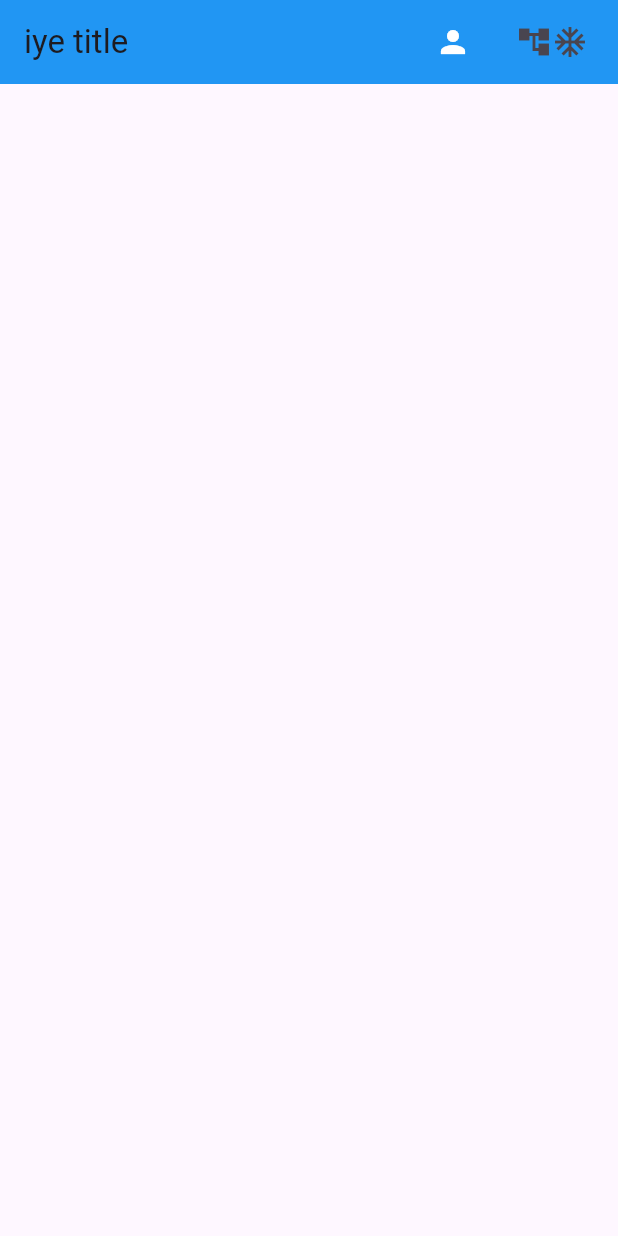
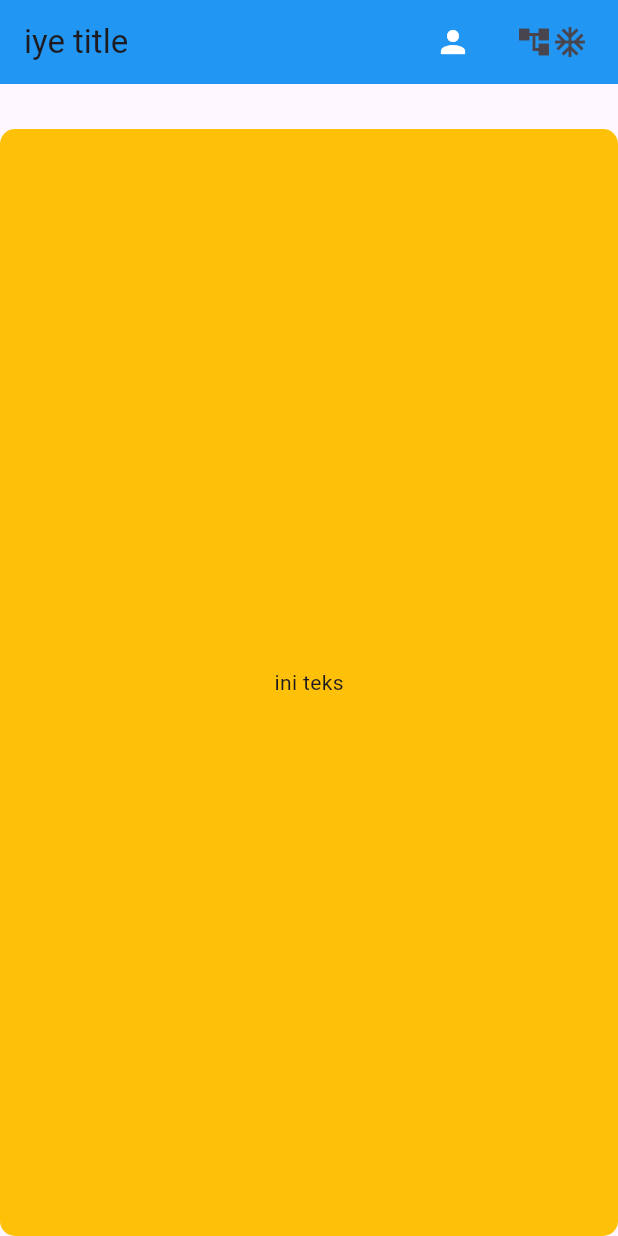
Before and after one commit to Frientia/tugas_week_5_1123150114, a Flutter app: the screen it shows after launch, on a phone screen of 412 x 824 dp. Run offline on Flutter 3.47's test engine with Material 3 defaults, Android fonts, the light colour scheme and no system bars.

Commit message:
bikin Container

```diff
--- a/lib/main.dart
+++ b/lib/main.dart
@@ -35,6 +35,19 @@ class MyHome extends StatelessWidget {
           SizedBox(width: 20,),
         ],
       ),
-    );
+      body: Container(
+
+        alignment: Alignment.center,
+
+        margin: EdgeInsets.only(top: 30),
+
+        decoration: BoxDecoration(
+          color: Colors.amber,
+          borderRadius: BorderRadius.circular(10.0)
+          ),
+        child: Text("ini teks"),
+        ),
+
+      );
   }
 }
```
